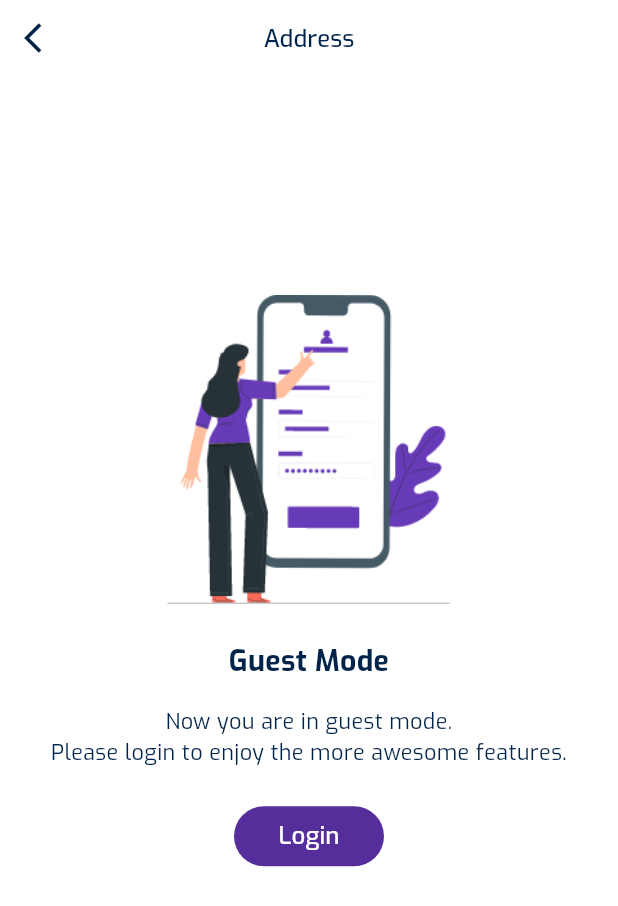
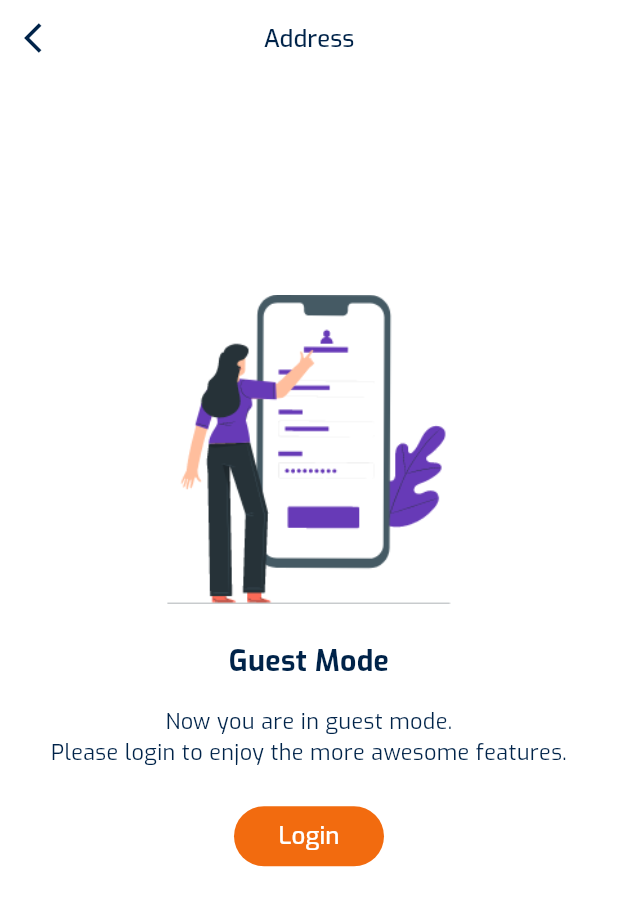
Before and after one commit to earnwitharsu/TaxilaMart, a Flutter app: the AddressScreen screen opened directly, on a phone screen of 412 x 824 dp. Shown: the top 906 px of the screen. Run offline on Flutter 3.47's test engine with Material 3 defaults, Android fonts, the phone set to English and light mode, and no system bars; our stand-ins replace audioplayers, cached_network_image, carousel_slider, connectivity_plus, country_code_picker, dio and 22 more; missing offline and left inert: flutter_facebook_auth, flutter_inappwebview, google_maps_webservice, phone_numbers_parser, simple_speed_dial, universal_html; accounts and stored records are empty; network calls fail.

Commit message:
first commit

```diff
--- a/lib/theme/dark_theme.dart
+++ b/lib/theme/dark_theme.dart
@@ -3,28 +3,27 @@ import 'package:flutter/material.dart';
 
 ThemeData dark = ThemeData(
   fontFamily: AppConstants.fontFamily,
-  primaryColor: const Color(0xFF9675c4),
-  secondaryHeaderColor: const Color(0xFFefe6fc),
+  primaryColor: const Color(0xFFF26B0F), // Dark Orange
+  secondaryHeaderColor: const Color(0xFFFFC145), // Dark Yellow
   brightness: Brightness.dark,
   cardColor: const Color(0xFF29292D),
   hintColor: const Color(0xFFE7F6F8),
-  focusColor: const Color(0xFFC3CAD9),
+  focusColor: const Color(0xFFFFA300),
   shadowColor: Colors.black.withOpacity(0.4),
   popupMenuTheme: const PopupMenuThemeData(color: Color(0xFF29292D), surfaceTintColor: Color(0xFF29292D)),
   dialogTheme: const DialogTheme(surfaceTintColor: Colors.white10),
   colorScheme: ColorScheme(
     brightness: Brightness.dark,
-    background: const Color(0xFF212121),
-    onBackground: const Color(0xFFC3CAD9),
-    primary: const Color(0xFF9675c4),
-    onPrimary: const Color(0xFF9675c4),
-    secondary: const Color(0xFFefe6fc),
-    onSecondary: const Color(0xFFefe6fc),
+    background: const Color(0xFF29292D), // Slightly lighter black for background
+    onBackground: const Color(0xFFFFC145), // Dark Yellow text or highlights
+    primary: const Color(0xFFF26B0F), // Dark Orange
+    onPrimary: const Color(0xFFF26B0F),
+    secondary: const Color(0xFFFFC145), // Dark Yellow
+    onSecondary: const Color(0xFFFFC145),
     error: Colors.redAccent,
     onError: Colors.redAccent,
-    surface: Colors.white10,
-    onSurface:  Colors.white70,
+    surface: const Color(0xFF393939), // Neutral dark surface
+    onSurface: const Color(0xFFFFC145), // Yellow for texts/icons
     shadow: Colors.black.withOpacity(0.4),
   ),
-
 );
--- a/lib/theme/light_theme.dart
+++ b/lib/theme/light_theme.dart
@@ -3,11 +3,11 @@ import 'package:flutter/material.dart';
 
 ThemeData light = ThemeData(
   fontFamily: AppConstants.fontFamily,
-  primaryColor: const Color(0xFF562E9C),
-  secondaryHeaderColor: const Color(0xFFEFE6FE),
+  primaryColor: const Color(0xFFF26B0F), // Orange
+  secondaryHeaderColor: const Color(0xFFFFC145), // Yellow
   brightness: Brightness.light,
   cardColor: Colors.white,
-  focusColor: const Color(0xFFC3CAD9),
+  focusColor: const Color(0xFFF6A302),
   hintColor: const Color(0xFF52575C),
   canvasColor: const Color(0xFFFCFCFC),
   shadowColor: Colors.grey[300],
@@ -17,15 +17,15 @@ ThemeData light = ThemeData(
   colorScheme: ColorScheme(
     background: const Color(0xFFFCFCFC),
     brightness: Brightness.light,
-    primary: const Color(0xFF562E9C),
-    onPrimary: const Color(0xFF562E9C),
-    secondary: const Color(0xFFEFE6FE),
-    onSecondary: const Color(0xFFEFE6FE),
+    primary: const Color(0xFFF26B0F), // Orange
+    onPrimary: const Color(0xFFF26B0F),
+    secondary: const Color(0xFFFFC145), // Yellow
+    onSecondary: const Color(0xFFFFC145),
     error: Colors.redAccent,
     onError: Colors.redAccent,
-    onBackground: const Color(0xFFC3CAD9),
+    onBackground: const Color(0xFFFFC145),
     surface: Colors.white,
-    onSurface:  const Color(0xFF002349),
+    onSurface: const Color(0xFF002349),
     shadow: Colors.grey[300],
   ),
 );
--- a/lib/utill/app_constants.dart
+++ b/lib/utill/app_constants.dart
@@ -3,7 +3,7 @@ import 'package:hexacom_user/common/enums/app_mode.dart';
 import 'package:hexacom_user/utill/images.dart';
 
 class AppConstants {
-  static const String appName = 'UTTAMMART';
+  static const String appName = 'TaxilaMart';
   static const double appVersion = 7.4;
   static const AppMode appMode = AppMode.release;
   static const String fontFamily = 'Exo';
```
Also changed, not shown: assets/language/en.json (+4 -4 lines), lib/main.dart (+7 -7 lines), assets/image/play_store.png, lib/firebase_options.dart, 21 other files.
